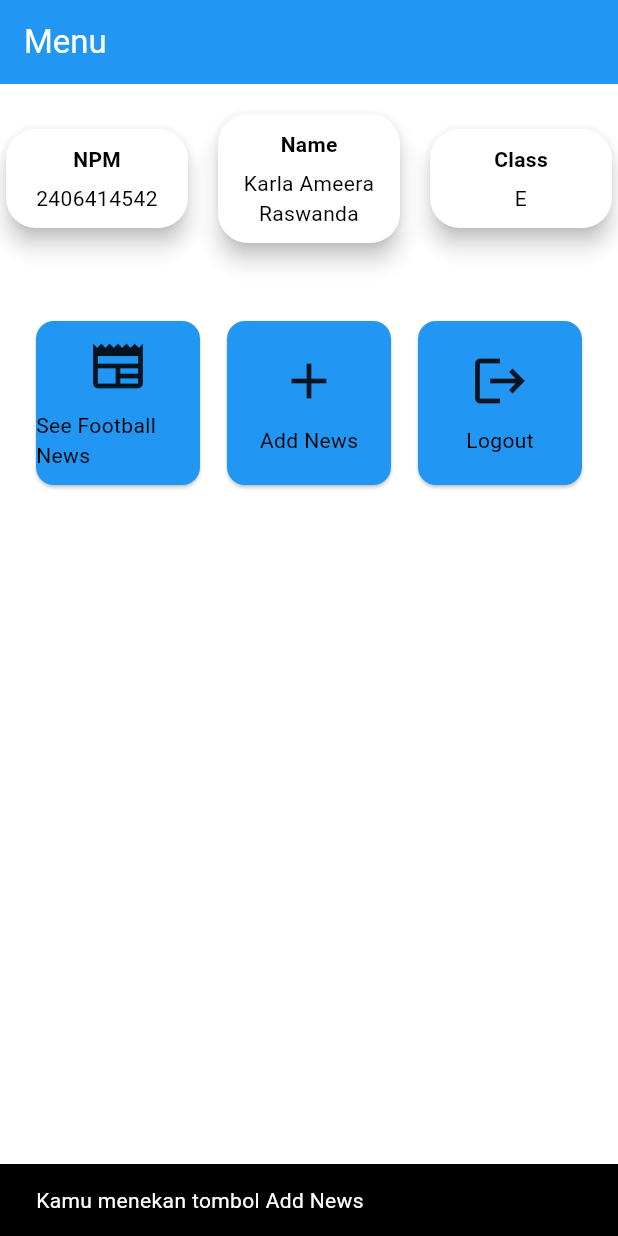
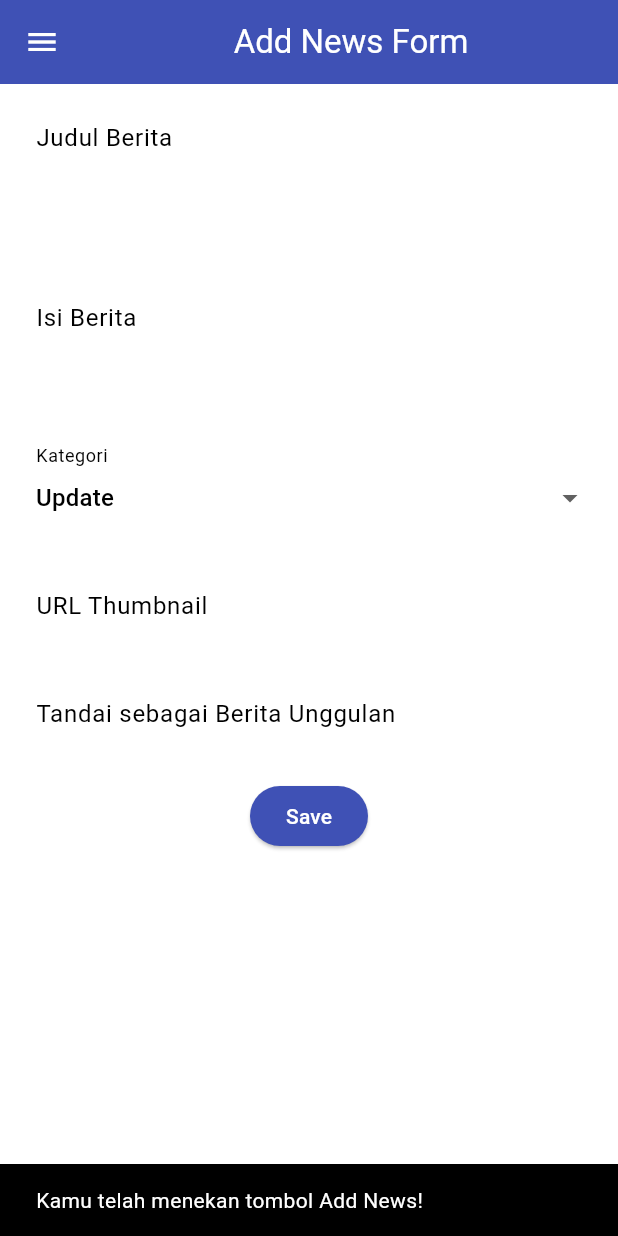
Before and after one commit to karlaraswanda/football-news-mobile, a Flutter app: the screen it shows after launch, after a tap on "Add News", on a phone screen of 412 x 824 dp. Run offline on Flutter 3.47's test engine with Material 3 defaults, Android fonts, the phone set to English and light mode, and no system bars.

Commit message:
tutorial 7 selesai

```diff
--- a/lib/main.dart
+++ b/lib/main.dart
@@ -1,5 +1,5 @@
 import 'package:flutter/material.dart';
-import 'package:football_news/menu.dart';
+import 'package:football_news/screens/menu.dart';
 
 void main() {
   runApp(const MyApp());
--- a/lib/menu.dart
+++ b/lib/screens/menu.dart
@@ -1,12 +1,12 @@
 import 'package:flutter/material.dart';
+import 'package:football_news/widgets/left_drawer.dart';
+import 'package:football_news/widgets/news_card.dart';
 
-// Kelas utama MyHomePage
 class MyHomePage extends StatelessWidget {
-  final String nama = "Karla Ameera Raswanda"; // nama
-  final String npm = "2406414542"; // npm
-  final String kelas = "E"; // kelas
+  final String nama = "Karla Ameera Raswanda";
+  final String npm = "2406414542";
+  final String kelas = "E";
 
-  // Daftar menu
   final List<ItemHomepage> items = [
     ItemHomepage("See Football News", Icons.newspaper),
     ItemHomepage("Add News", Icons.add),
@@ -19,10 +19,16 @@ class MyHomePage extends StatelessWidget {
   Widget build(BuildContext context) {
     return Scaffold(
       appBar: AppBar(
-        title: const Text('Menu'),
+        title: const Text(
+          'Football News',
+          style: TextStyle(
+            color: Colors.white,
+            fontWeight: FontWeight.bold,
+          ),
+        ),
         backgroundColor: Theme.of(context).colorScheme.primary,
-        foregroundColor: Colors.white,
       ),
+      drawer: const LeftDrawer(),
       body: Column(
         children: [
           const SizedBox(height: 16),
@@ -37,7 +43,7 @@ class MyHomePage extends StatelessWidget {
           // ),
           Row(
             children: [
-              Expanded(child: InfoCard(title: 'NPM',  content: npm)),
+              Expanded(child: InfoCard(title: 'NPM', content: npm)),
               const SizedBox(width: 12),
               Expanded(child: InfoCard(title: 'Name', content: nama)),
               const SizedBox(width: 12),
@@ -45,7 +51,19 @@ class MyHomePage extends StatelessWidget {
             ],
           ),
           const SizedBox(height: 24),
-          // Grid Menu
+          const Center(
+            child: Padding(
+              padding: EdgeInsets.only(top: 8.0, bottom: 8.0),
+              child: Text(
+                'Selamat datang di Football News',
+                style: TextStyle(
+                  fontWeight: FontWeight.bold,
+                  fontSize: 18.0,
+                ),
+                textAlign: TextAlign.center,
+              ),
+            ),
+          ),
           Expanded(
             child: GridView.count(
               primary: false,
@@ -54,7 +72,7 @@ class MyHomePage extends StatelessWidget {
               mainAxisSpacing: 10,
               crossAxisCount: 3,
               children: items.map((item) {
-                return ItemCard(item);
+                return ItemCard(name: item.name, icon: item.icon);
               }).toList(),
             ),
           ),
@@ -64,44 +82,12 @@ class MyHomePage extends StatelessWidget {
   }
 }
 
-// Model data item
 class ItemHomepage {
   final String name;
   final IconData icon;
 
   ItemHomepage(this.name, this.icon);
 }
-
-// Widget InfoCard
-// class InfoCard extends StatelessWidget {
-//   final String title;
-//   final String content;
-
-//   const InfoCard({super.key, required this.title, required this.content});
-
-//   @override
-//   Widget build(BuildContext context) {
-//     return Card(
-//       color: Theme.of(context).colorScheme.surface,
-//       elevation: 4,
-//       child: Container(
-//         width: 100,
-//         height: 80,
-//         alignment: Alignment.center,
-//         padding: const EdgeInsets.all(8),
-//         child: Column(
-//           mainAxisAlignment: MainAxisAlignment.center,
-//           children: [
-//             Text(title,
-//                 style: const TextStyle(fontWeight: FontWeight.bold)),
-//             const SizedBox(height: 4),
-//             Text(content),
-//           ],
-//         ),
-//       ),
-//     );
-//   }
-// }
 
 class InfoCard extends StatelessWidget {
   final String title;
@@ -133,36 +119,3 @@ class InfoCard extends StatelessWidget {
     );
   }
 }
-
-// Widget ItemCard
-class ItemCard extends StatelessWidget {
-  final ItemHomepage item;
-
-  const ItemCard(this.item, {super.key});
-
-  @override
-  Widget build(BuildContext context) {
-    return Card(
-      color: Theme.of(context).colorScheme.secondaryContainer,
-      child: InkWell(
-        onTap: () {
-          ScaffoldMessenger.of(context).showSnackBar(
-            SnackBar(
-              content: Text("Kamu menekan tombol ${item.name}"),
-            ),
-          );
-        },
-        child: Center(
-          child: Column(
-            mainAxisSize: MainAxisSize.min,
-            children: [
-              Icon(item.icon, size: 40.0),
-              const SizedBox(height: 10),
-              Text(item.name),
-            ],
-          ),
-        ),
-      ),
-    );
-  }
-}
--- /dev/null
+++ b/lib/screens/newslist_form.dart
@@ -0,0 +1,217 @@
+import 'package:flutter/material.dart';
+// TODO: Impor drawer yang sudah dibuat sebelumnya
+import 'package:football_news/widgets/left_drawer.dart';
+
+class NewsFormPage extends StatefulWidget {
+    const NewsFormPage({super.key});
+
+    @override
+    State<NewsFormPage> createState() => _NewsFormPageState();
+}
+
+class _NewsFormPageState extends State<NewsFormPage> {
+  final _formKey = GlobalKey<FormState>();
+  String _title = "";
+  String _content = "";
+  String _category = "update"; // default
+  String _thumbnail = "";
+  bool _isFeatured = false; // default
+
+  final List<String> _categories = [
+    'transfer',
+    'update',
+    'exclusive',
+    'match',
+    'rumor',
+    'analysis',
+  ];
+  @override
+  Widget build(BuildContext context) {
+    return Scaffold(
+      appBar: AppBar(
+        title: const Center(
+          child: Text(
+            'Add News Form',
+          ),
+        ),
+        backgroundColor: Colors.indigo,
+        foregroundColor: Colors.white,
+      ),
+      // TODO: Tambahkan drawer yang sudah dibuat di sini
+      drawer: const LeftDrawer(),
+      body: Form(
+        key: _formKey,
+        child: SingleChildScrollView(
+          child: Column(
+            crossAxisAlignment: CrossAxisAlignment.start,
+            children: [
+              // === Title ===
+              Padding(
+                padding: const EdgeInsets.all(8.0),
+                child: TextFormField(
+                  decoration: InputDecoration(
+                    hintText: "Judul Berita",
+                    labelText: "Judul Berita",
+                    border: OutlineInputBorder(
+                      borderRadius: BorderRadius.circular(5.0),
+                    ),
+                  ),
+                  onChanged: (String? value) {
+                    setState(() {
+                      _title = value!;
+                    });
+                  },
+                  validator: (String? value) {
+                    if (value == null || value.isEmpty) {
+                      return "Judul tidak boleh kosong!";
+                    }
+                    return null;
+                  },
+                ),
+              ),
+
+              // === Content ===
+              Padding(
+                padding: const EdgeInsets.all(8.0),
+                child: TextFormField(
+                  maxLines: 5,
+                  decoration: InputDecoration(
+                    hintText: "Isi Berita",
+                    labelText: "Isi Berita",
+                    border: OutlineInputBorder(
+                      borderRadius: BorderRadius.circular(5.0),
+                    ),
+                  ),
+                  onChanged: (String? value) {
+                    setState(() {
+                      _content = value!;
+                    });
+                  },
+                  validator: (String? value) {
+                    if (value == null || value.isEmpty) {
+                      return "Isi berita tidak boleh kosong!";
+                    }
+                    return null;
+                  },
+                ),
+              ),
+
+              // === Category Dropdown ===
+              Padding(
+                padding: const EdgeInsets.all(8.0),
+                child: DropdownButtonFormField<String>(
+                  decoration: InputDecoration(
+                    labelText: "Kategori",
+                    border: OutlineInputBorder(
+                      borderRadius: BorderRadius.circular(5.0),
+                    ),
+                  ),
+                  value: _category,
+                  items: _categories
+                      .map((cat) => DropdownMenuItem(
+                            value: cat,
+                            child: Text(
+                                cat[0].toUpperCase() + cat.substring(1)),
+                          ))
+                      .toList(),
+                  onChanged: (String? newValue) {
+                    setState(() {
+                      _category = newValue!;
+                    });
+                  },
+                ),
+              ),
+
+              // === Thumbnail URL ===
+              Padding(
+                padding: const EdgeInsets.all(8.0),
+                child: TextFormField(
+                  decoration: InputDecoration(
+                    hintText: "URL Thumbnail (opsional)",
+                    labelText: "URL Thumbnail",
+                    border: OutlineInputBorder(
+                      borderRadius: BorderRadius.circular(5.0),
+                    ),
+                  ),
+                  onChanged: (String? value) {
+                    setState(() {
+                      _thumbnail = value!;
+                    });
+                  },
+                ),
+              ),
+
+              // === Switch: Is Featured ===
+              Padding(
+                padding: const EdgeInsets.all(8.0),
+                child: SwitchListTile(
+                  title: const Text("Tandai sebagai Berita Unggulan"),
+                  value: _isFeatured,
+                  onChanged: (bool value) {
+                    setState(() {
+                      _isFeatured = value;
+                    });
+                  },
+                ),
+              ),
+
+              // === Tombol Simpan ===
+              Align(
+                alignment: Alignment.bottomCenter,
+                child: Padding(
+                  padding: const EdgeInsets.all(8.0),
+                  child: ElevatedButton(
+                    style: ButtonStyle(
+                      backgroundColor:
+                          MaterialStateProperty.all(Colors.indigo),
+                    ),
+                    onPressed: () {
+                      if (_formKey.currentState!.validate()) {
+                        showDialog(
+                          context: context,
+                          builder: (context) {
+                            return AlertDialog(
+                              title:
+                                  const Text('Berita berhasil disimpan!'),
+                              content: SingleChildScrollView(
+                                child: Column(
+                                  crossAxisAlignment:
+                                      CrossAxisAlignment.start,
+                                  children: [
+                                    Text('Judul: $_title'),
+                                    Text('Isi: $_content'),
+                                    Text('Kategori: $_category'),
+                                    Text('Thumbnail: $_thumbnail'),
+                                    Text(
+                                        'Unggulan: ${_isFeatured ? "Ya" : "Tidak"}'),
+                                  ],
+                                ),
+                              ),
+                              actions: [
+                                TextButton(
+                                  child: const Text('OK'),
+                                  onPressed: () {
+                                    Navigator.pop(context);
+                                    _formKey.currentState!.reset();
+                                  },
+                                ),
+                              ],
+                            );
+                          },
+                        );
+                      }
+                    },
+                    child: const Text(
+                      "Save",
+                      style: TextStyle(color: Colors.white),
+                    ),
+                  ),
+                ),
+              ),
+            ],
+          ),
+        ),
+      ),
+    );
+  }
+}
--- /dev/null
+++ b/lib/widgets/left_drawer.dart
@@ -0,0 +1,73 @@
+import 'package:flutter/material.dart';
+import 'package:football_news/screens/menu.dart';
+// TODO: Impor halaman NewsFormPage jika sudah dibuat
+import 'package:football_news/screens/newslist_form.dart';
+
+class LeftDrawer extends StatelessWidget {
+  const LeftDrawer({super.key});
+
+  @override
+  Widget build(BuildContext context) {
+    return Drawer(
+      child: ListView(
+        children: [
+          const DrawerHeader(
+            decoration: BoxDecoration(
+              color: Colors.blue,
+            ),
+            child: Column(
+              children: [
+                Text(
+                  'Football News',
+                  textAlign: TextAlign.center,
+                  style: TextStyle(
+                    fontSize: 30,
+                    fontWeight: FontWeight.bold,
+                    color: Colors.white,
+                  ),
+                ),
+                Padding(padding: EdgeInsets.all(10)),
+                Text("Seluruh berita sepak bola terkini di sini!",
+                    // TODO: Tambahkan gaya teks dengan center alignment, font ukuran 15, warna putih, dan weight biasa
+                    textAlign: TextAlign.center,
+                    style: TextStyle(
+                      fontSize: 15,
+                      color: Colors.white,
+                      fontWeight: FontWeight.normal,
+                      ),
+                    ),
+              ],
+            ),
+          ),
+          ListTile(
+            leading: const Icon(Icons.home_outlined),
+            title: const Text('Home'),
+            // Bagian redirection ke MyHomePage
+            onTap: () {
+              Navigator.pushReplacement(
+                  context,
+                  MaterialPageRoute(
+                    builder: (context) => MyHomePage(),
+                  ));
+            },
+          ),
+          ListTile(
+            leading: const Icon(Icons.post_add),
+            title: const Text('Add News'),
+            // Bagian redirection ke NewsFormPage
+            onTap: () {
+              /*
+              TODO: Buatlah routing ke NewsFormPage di sini,
+              setelah halaman NewsFormPage sudah dibuat.
+              */
+              Navigator.pushReplacement(
+                context,
+                MaterialPageRoute(builder: (context) => const NewsFormPage()),
+              );
+            },
+          ),
+        ],
+      ),
+    );
+  }
+}
--- /dev/null
+++ b/lib/widgets/news_card.dart
@@ -0,0 +1,54 @@
+import 'package:flutter/material.dart';
+import 'package:football_news/screens/newslist_form.dart';
+
+class ItemCard extends StatelessWidget {
+  final String name;
+  final IconData icon;
+
+  const ItemCard({
+    super.key,
+    required this.name,
+    required this.icon,
+  });
+
+  @override
+  Widget build(BuildContext context) {
+    return Material(
+      color: Theme.of(context).colorScheme.secondary,
+      borderRadius: BorderRadius.circular(12),
+      child: InkWell(
+        onTap: () {
+          ScaffoldMessenger.of(context)
+            ..hideCurrentSnackBar()
+            ..showSnackBar(
+              SnackBar(content: Text("Kamu telah menekan tombol $name!")),
+            );
+
+          if (name == "Add News" || name == "Tambah News" || name == "Tambah Produk") {
+            Navigator.push(
+              context,
+              MaterialPageRoute(builder: (context) => const NewsFormPage()),
+            );
+          }
+        },
+        child: Container(
+          padding: const EdgeInsets.all(8),
+          child: Center(
+            child: Column(
+              mainAxisAlignment: MainAxisAlignment.center,
+              children: [
+                Icon(icon, color: Colors.white, size: 30.0),
+                const Padding(padding: EdgeInsets.all(3)),
+                Text(
+                  name,
+                  textAlign: TextAlign.center,
+                  style: const TextStyle(color: Colors.white),
+                ),
+              ],
+            ),
+          ),
+        ),
+      ),
+    );
+  }
+}
```
